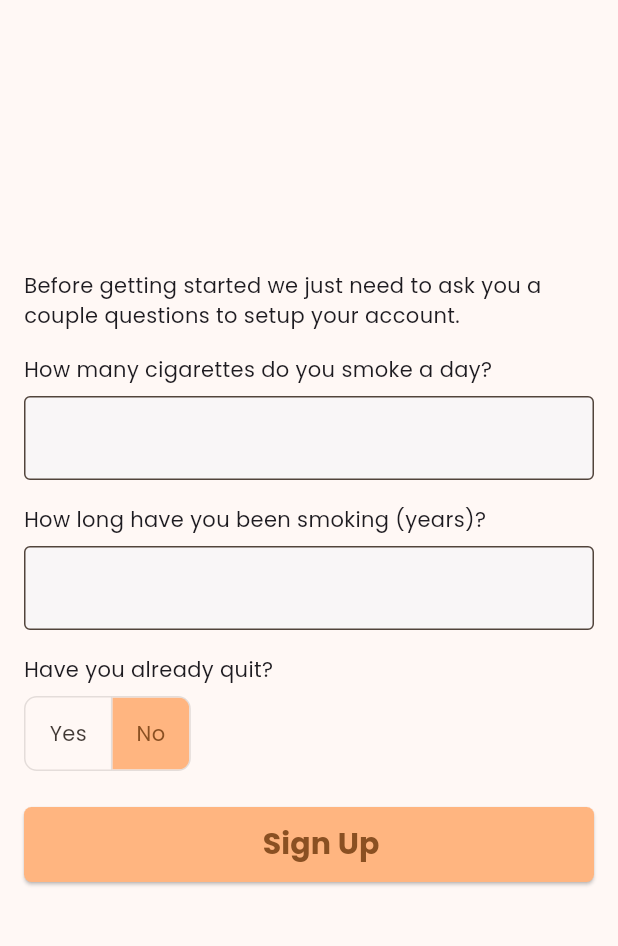
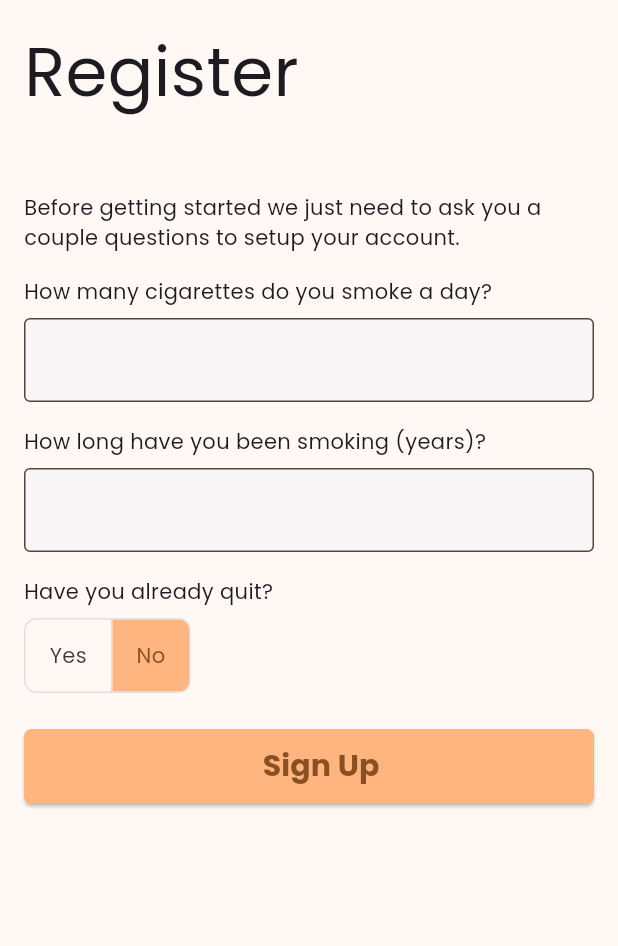
Before and after one commit to Toby-van-Berkum/stopit_frontend, a Flutter app: the RegisterPageForm screen opened directly, on a phone screen of 412 x 824 dp, the part 84-1030 px from its top. Run offline on Flutter 3.47's test engine with Material 3 defaults, Android fonts, the phone set to English and light mode, and no system bars; our stand-ins replace google_fonts; missing offline and left inert: dart:ffi.

Commit message:
minor styling update

```diff
--- a/lib/pages/journal_day_page.dart
+++ b/lib/pages/journal_day_page.dart
@@ -35,13 +35,13 @@ class _JournalDayPageState extends State<JournalDayPage> {
           ),
         ),
       ),
-      body: Padding(
+      body: SingleChildScrollView(
+        child: Padding(
           padding: const EdgeInsets.all(16.0),
           child: Column(
             mainAxisAlignment: MainAxisAlignment.start,
             crossAxisAlignment: CrossAxisAlignment.start,
             children: <Widget>[
-            CustomSizedBox.large(),
               Text("Journal Entry", style: AppStyles.headerStyle(),),
               Text("23/04/2024", style: AppStyles.labelStyle(),),
               CustomSizedBox.large(),
@@ -59,6 +59,7 @@ class _JournalDayPageState extends State<JournalDayPage> {
             ],
           ),
         ),
+      ),
     );
   }
 }
--- a/lib/pages/register_page_form.dart
+++ b/lib/pages/register_page_form.dart
@@ -40,15 +40,17 @@ class _RegisterPageFormState extends State<RegisterPageForm> {
         backgroundColor: Theme.of(context).colorScheme.inversePrimary,
         title: Text(widget.title),
       ),
-      body: Center(
+      body: SingleChildScrollView(
         child: Padding(
           padding: const EdgeInsets.all(16.0),
           child: Form(
             key: _formKey,
             child: Column(
-              mainAxisAlignment: MainAxisAlignment.center,
+              mainAxisAlignment: MainAxisAlignment.start,
               crossAxisAlignment: CrossAxisAlignment.start,
               children: <Widget>[
+                Text("Register", style: AppStyles.headerStyle(),),
+                CustomSizedBox.large(),
                 Text(
                   "Before getting started we just need to ask you a couple questions to setup your account.",
                 ),
```
Lines whose indentation alone changed are shown as unchanged.
